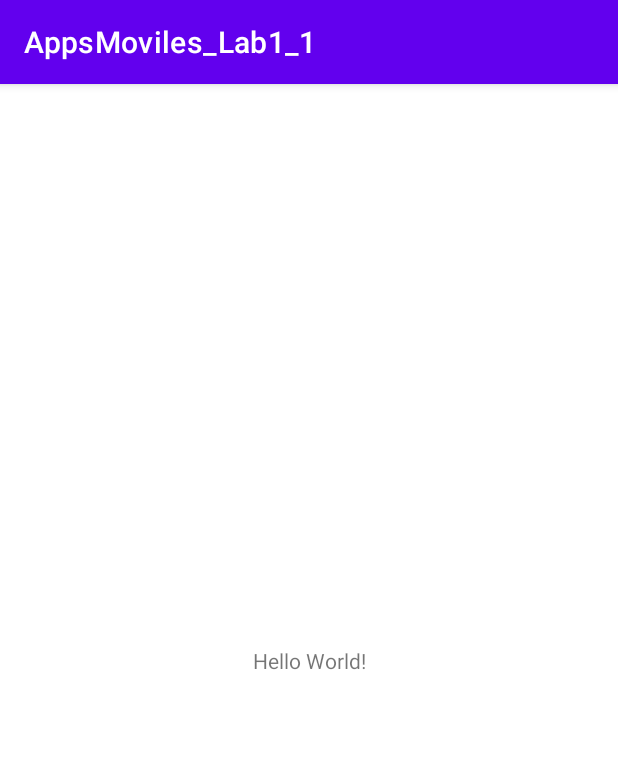
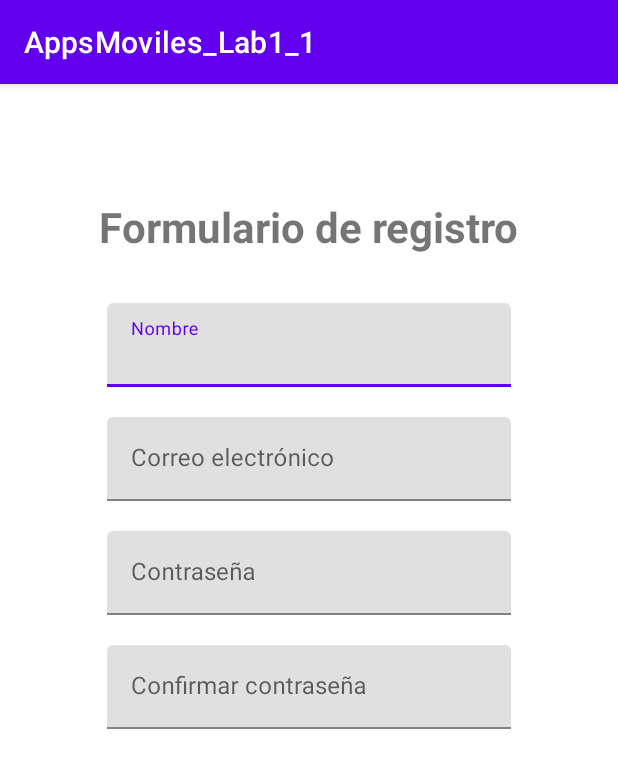
Before and after one commit to Gab-0r/AppsMoviles_Lab1_1, an Android app: the screen it shows after launch (MainActivity), on a phone screen of 412 x 824 dp. Shown: the top 768 px of the screen. Run offline under Robolectric (Android 15) with nearby library versions, the phone set to English and light mode, and no system bars.

Commit message:
Primera parte del formulario realizado:  Nombre, email, contraseña y confirmación.  Cada campo tiene su tipo de input respectivo.

```diff
--- a/app/build.gradle
+++ b/app/build.gradle
@@ -29,6 +29,9 @@ android {
     kotlinOptions {
         jvmTarget = '1.8'
     }
+    viewBinding{
+        enabled = true
+    }
 }
 
 dependencies {
--- a/app/src/main/res/layout/activity_main.xml
+++ b/app/src/main/res/layout/activity_main.xml
@@ -7,12 +7,93 @@
     tools:context=".MainActivity">
 
     <TextView
+        android:id="@+id/textView_title"
         android:layout_width="wrap_content"
         android:layout_height="wrap_content"
-        android:text="Hello World!"
-        app:layout_constraintBottom_toBottomOf="parent"
+        android:layout_marginStart="16dp"
+        android:layout_marginTop="76dp"
+        android:layout_marginEnd="16dp"
+        android:text="@string/string_tituloformulario"
+        android:textSize="28sp"
+        android:textStyle="bold"
         app:layout_constraintEnd_toEndOf="parent"
         app:layout_constraintStart_toStartOf="parent"
         app:layout_constraintTop_toTopOf="parent" />
 
+    <com.google.android.material.textfield.TextInputLayout
+        android:id="@+id/textInputLayout_nombre"
+        android:layout_width="269dp"
+        android:layout_height="60dp"
+        android:layout_marginStart="16dp"
+        android:layout_marginTop="32dp"
+        android:layout_marginEnd="16dp"
+        app:layout_constraintEnd_toEndOf="parent"
+        app:layout_constraintStart_toStartOf="parent"
+        app:layout_constraintTop_toBottomOf="@+id/textView_title">
+
+        <com.google.android.material.textfield.TextInputEditText
+            android:id="@+id/TextInputEditText_nombre"
+            android:layout_width="match_parent"
+            android:layout_height="wrap_content"
+            android:hint="@string/string_nombre"
+            android:inputType="text" />
+    </com.google.android.material.textfield.TextInputLayout>
+
+    <com.google.android.material.textfield.TextInputLayout
+        android:id="@+id/textInputLayout_email"
+        android:layout_width="269dp"
+        android:layout_height="60dp"
+        android:layout_marginStart="16dp"
+        android:layout_marginTop="16dp"
+        android:layout_marginEnd="16dp"
+        app:layout_constraintEnd_toEndOf="parent"
+        app:layout_constraintStart_toStartOf="parent"
+        app:layout_constraintTop_toBottomOf="@+id/textInputLayout_nombre">
+
+        <com.google.android.material.textfield.TextInputEditText
+            android:id="@+id/TextInputEditText_email"
+            android:layout_width="match_parent"
+            android:layout_height="wrap_content"
+            android:hint="@string/string_email"
+            android:inputType="textEmailAddress" />
+    </com.google.android.material.textfield.TextInputLayout>
+
+    <com.google.android.material.textfield.TextInputLayout
+        android:id="@+id/textInputLayout_pass"
+        android:layout_width="269dp"
+        android:layout_height="60dp"
+        android:layout_marginStart="16dp"
+        android:layout_marginTop="16dp"
+        android:layout_marginEnd="16dp"
+        app:layout_constraintEnd_toEndOf="parent"
+        app:layout_constraintStart_toStartOf="parent"
+        app:layout_constraintTop_toBottomOf="@+id/textInputLayout_email">
+
+        <com.google.android.material.textfield.TextInputEditText
+            android:id="@+id/TextInputEditText_pass"
+            android:layout_width="match_parent"
+            android:layout_height="wrap_content"
+            android:hint="@string/string_contrasena"
+            android:inputType="textPassword" />
+    </com.google.android.material.textfield.TextInputLayout>
+
+    <com.google.android.material.textfield.TextInputLayout
+        android:id="@+id/textInputLayout_confirmPass"
+        android:layout_width="269dp"
+        android:layout_height="60dp"
+        android:layout_marginStart="16dp"
+        android:layout_marginTop="16dp"
+        android:layout_marginEnd="16dp"
+        app:layout_constraintEnd_toEndOf="parent"
+        app:layout_constraintStart_toStartOf="parent"
+        app:layout_constraintTop_toBottomOf="@+id/textInputLayout_pass">
+
+        <com.google.android.material.textfield.TextInputEditText
+            android:id="@+id/TextInputEditText_confirmpass"
+            android:layout_width="match_parent"
+            android:layout_height="wrap_content"
+            android:hint="@string/string_confirmarpass"
+            android:inputType="textPassword" />
+    </com.google.android.material.textfield.TextInputLayout>
+
 </androidx.constraintlayout.widget.ConstraintLayout>
--- a/app/src/main/res/values/strings.xml
+++ b/app/src/main/res/values/strings.xml
@@ -1,3 +1,8 @@
 <resources>
     <string name="app_name">AppsMoviles_Lab1_1</string>
+    <string name="string_nombre">Nombre</string>
+    <string name="string_email">Correo electrónico</string>
+    <string name="string_contrasena">Contraseña</string>
+    <string name="string_confirmarpass">Confirmar contraseña</string>
+    <string name="string_tituloformulario">Formulario de registro</string>
 </resources>
```
